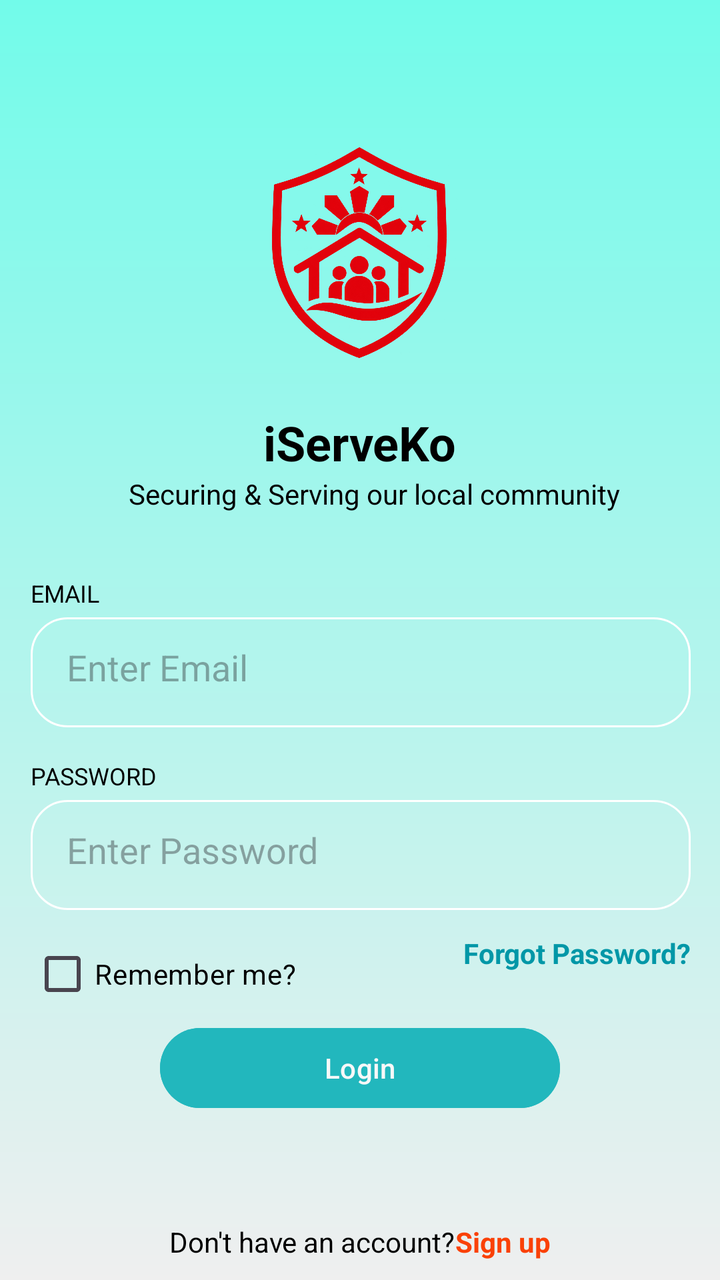
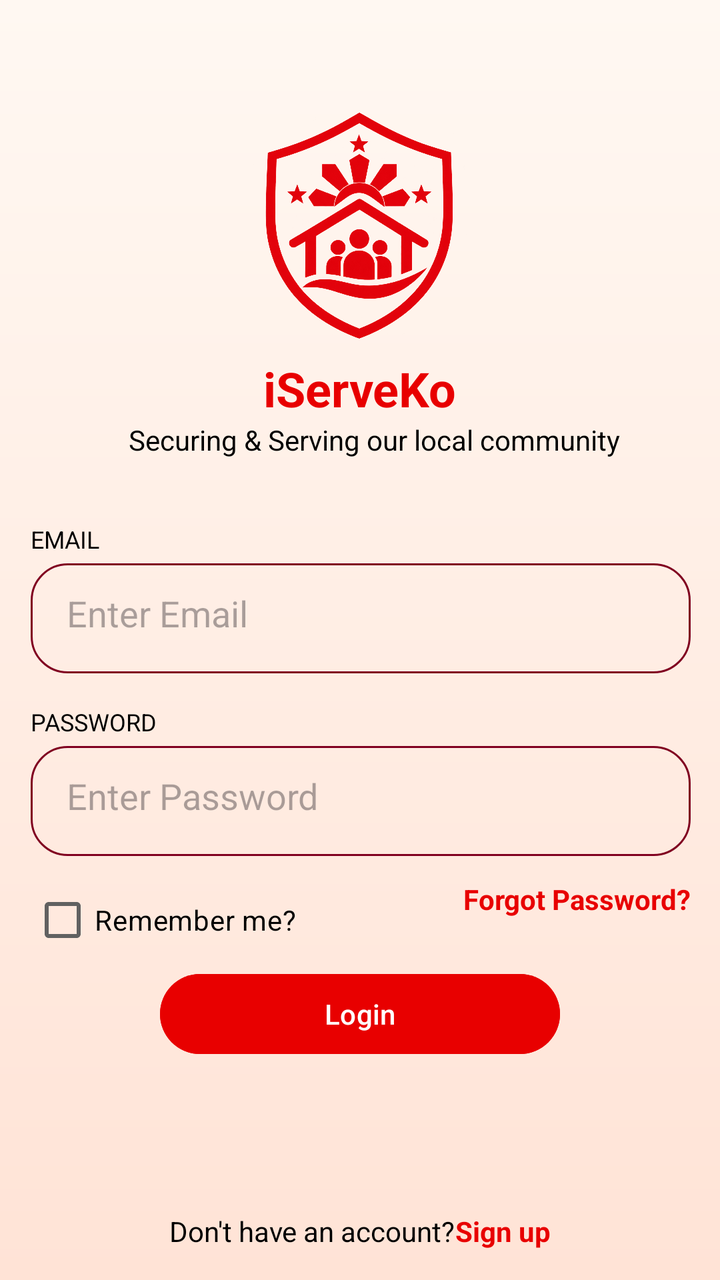

Two renders of the same Android screen: before a commit and after it. Below are the layout's source before the change and the commit's diff.
<!-- AndroidManifest.xml: application theme Theme.IServeKo -->
<!-- res/layout/activity_main.xml -->
<?xml version="1.0" encoding="utf-8"?>
<androidx.constraintlayout.widget.ConstraintLayout xmlns:android="http://schemas.android.com/apk/res/android"
    xmlns:app="http://schemas.android.com/apk/res-auto"
    xmlns:tools="http://schemas.android.com/tools"
    android:id="@+id/main"
    android:layout_width="match_parent"
    android:layout_height="match_parent"
    android:background="@drawable/designbrg"
    tools:context=".MainActivity">

    <ImageView
        android:id="@+id/imageView"
        android:layout_width="112dp"
        android:layout_height="157dp"
        android:layout_marginTop="48dp"
        android:contentDescription="@string/app_name"
        app:layout_constraintEnd_toEndOf="parent"
        app:layout_constraintHorizontal_bias="0.498"
        app:layout_constraintStart_toStartOf="parent"
        app:layout_constraintTop_toTopOf="parent"
        app:srcCompat="@drawable/iserveko_logo" />

    <TextView
        android:id="@+id/textView"
        android:layout_width="wrap_content"
        android:layout_height="wrap_content"
        android:text="@string/iserveko"
        android:textColor="#000000"
        android:textSize="24sp"
        android:textStyle="bold"
        app:layout_constraintEnd_toEndOf="parent"
        app:layout_constraintStart_toStartOf="parent"
        app:layout_constraintTop_toBottomOf="@+id/imageView" />

    <TextView
        android:id="@+id/catchphraseText"
        android:layout_width="wrap_content"
        android:layout_height="wrap_content"
        android:text="@string/securing_serving"
        android:textColor="#000000"
        app:layout_constraintEnd_toEndOf="parent"
        app:layout_constraintHorizontal_bias="0.564"
        app:layout_constraintStart_toStartOf="parent"
        app:layout_constraintTop_toBottomOf="@+id/textView" />

    <TextView
        android:id="@+id/textView2"
        android:layout_width="wrap_content"
        android:layout_height="wrap_content"
        android:layout_marginTop="32dp"
        android:text="@string/username_label"
        android:textColor="#000000"
        android:textSize="12sp"
        app:layout_constraintStart_toStartOf="@+id/username_input"
        app:layout_constraintTop_toBottomOf="@+id/catchphraseText" />

    <EditText
        android:id="@+id/username_input"
        android:layout_width="330dp"
        android:layout_height="55dp"
        android:layout_marginTop="4dp"
        android:background="@drawable/rounded"
        android:ems="10"
        android:hint="@string/username_hint"
        android:importantForAutofill="no"
        android:inputType="text"
        android:padding="18dp"
        android:textColor="#000000"
        app:layout_constraintEnd_toEndOf="parent"
        app:layout_constraintHorizontal_bias="0.506"
        app:layout_constraintStart_toStartOf="parent"
        app:layout_constraintTop_toBottomOf="@+id/textView2" />

    <TextView
        android:id="@+id/textView3"
        android:layout_width="wrap_content"
        android:layout_height="wrap_content"
        android:layout_marginTop="16dp"
        android:text="@string/password_label"
        android:textColor="#000000"
        android:textSize="12sp"
        app:layout_constraintStart_toStartOf="@+id/password_input"
        app:layout_constraintTop_toBottomOf="@+id/username_input" />

    <EditText
        android:id="@+id/password_input"
        android:layout_width="330dp"
        android:layout_height="55dp"
        android:layout_marginTop="4dp"
        android:background="@drawable/rounded"
        android:ems="10"
        android:hint="@string/password_hint"
        android:importantForAutofill="no"
        android:inputType="textPassword"
        android:padding="18dp"
        android:textColor="#000000"
        app:layout_constraintEnd_toEndOf="parent"
        app:layout_constraintHorizontal_bias="0.506"
        app:layout_constraintStart_toStartOf="parent"
        app:layout_constraintTop_toBottomOf="@+id/textView3" />

    <CheckBox
        android:id="@+id/checkBox"
        android:layout_width="wrap_content"
        android:layout_height="wrap_content"
        android:layout_marginTop="8dp"
        android:text="@string/remember_me"
        android:textColor="#000000"
        app:layout_constraintStart_toStartOf="@+id/password_input"
        app:layout_constraintTop_toBottomOf="@+id/password_input" />

    <TextView
        android:id="@+id/forgotPasswordText"
        android:layout_width="wrap_content"
        android:layout_height="wrap_content"
        android:layout_marginTop="12dp"
        android:text="Forgot Password?"
        android:textColor="#0097A7"
        android:textSize="14sp"
        android:textStyle="bold"
        app:layout_constraintEnd_toEndOf="@+id/password_input"
        app:layout_constraintTop_toBottomOf="@+id/password_input" />

    <Button
        android:id="@+id/button"
        android:layout_width="200dp"
        android:layout_height="48dp"
        android:layout_marginTop="24dp"
        android:backgroundTint="#22B7BD"
        android:text="@string/login"
        android:textColor="#F8F8F8"
        app:layout_constraintEnd_toEndOf="parent"
        app:layout_constraintStart_toStartOf="parent"
        app:layout_constraintTop_toBottomOf="@+id/forgotPasswordText" />

    <LinearLayout
        android:layout_width="wrap_content"
        android:layout_height="wrap_content"
        android:layout_marginTop="15dp"
        android:gravity="center"
        android:orientation="horizontal"
        app:layout_constraintBottom_toBottomOf="parent"
        app:layout_constraintEnd_toEndOf="parent"
        app:layout_constraintStart_toStartOf="parent"
        app:layout_constraintTop_toBottomOf="@+id/button"
        app:layout_constraintVertical_bias="0.8">

        <TextView
            android:layout_width="wrap_content"
            android:layout_height="wrap_content"
            android:text="@string/dont_have_account"
            android:textColor="#000000"
            android:textSize="14sp" />

        <TextView
            android:id="@+id/signupText"
            android:layout_width="wrap_content"
            android:layout_height="wrap_content"
            android:clickable="true"
            android:focusable="true"
            android:text="@string/sign_up"
            android:textColor="#FA4107"
            android:textSize="14sp"
            android:textStyle="bold" />
    </LinearLayout>

</androidx.constraintlayout.widget.ConstraintLayout>
<!-- resources referenced by this layout -->
<resources>
  <!-- drawable designbrg (drawable) -->
  <?xml version="1.0" encoding="utf-8"?>
  <shape xmlns:android="http://schemas.android.com/apk/res/android">
       <gradient android:type = "linear" android:angle="100"
           android:startColor="#72FBEA" android:endColor="#EFEFEF"/>
  </shape>
  <!-- drawable iserveko_logo: png bitmap (drawable, 601300 bytes) -->
  <!-- drawable rounded (drawable) -->
  <?xml version="1.0" encoding="utf-8"?>
  <shape xmlns:android="http://schemas.android.com/apk/res/android"
      android:shape="rectangle">
      <corners android:radius="18dp"/>
      <stroke android:width="1dp" android:color="@color/white"/>
  </shape>
  <string name="app_name">IServeKo</string>
  <string name="dont_have_account">Don\'t have an account? </string>
  <string name="iserveko">iServeKo</string>
  <string name="login">Login</string>
  <string name="password_hint">Enter Password</string>
  <string name="password_label">PASSWORD</string>
  <string name="remember_me">Remember me?</string>
  <string name="securing_serving">Securing &amp; Serving our local community</string>
  <string name="sign_up">Sign up</string>
  <string name="username_hint">Enter Email</string>
  <string name="username_label">EMAIL</string>
  <style name="Theme.IServeKo" parent="Base.Theme.IServeKo" />
  <color name="white">#FFFFFFFF</color>
  <style name="Base.Theme.IServeKo" parent="Theme.Material3.DayNight.NoActionBar">
          
          
      </style>
</resources>

<!-- the commit's change to res/layout/activity_main.xml (unified diff, before → after) -->
@@ -5,13 +5,13 @@
     android:id="@+id/main"
     android:layout_width="match_parent"
     android:layout_height="match_parent"
-    android:background="@drawable/designbrg"
+    android:background="@drawable/designbrg_v2"
     tools:context=".MainActivity">
 
     <ImageView
         android:id="@+id/imageView"
-        android:layout_width="112dp"
-        android:layout_height="157dp"
+        android:layout_width="120dp"
+        android:layout_height="130dp"
         android:layout_marginTop="48dp"
         android:contentDescription="@string/app_name"
         app:layout_constraintEnd_toEndOf="parent"
@@ -25,7 +25,7 @@
         android:layout_width="wrap_content"
         android:layout_height="wrap_content"
         android:text="@string/iserveko"
-        android:textColor="#000000"
+        android:textColor="#E80000"
         android:textSize="24sp"
         android:textStyle="bold"
         app:layout_constraintEnd_toEndOf="parent"
@@ -115,7 +115,7 @@
         android:layout_height="wrap_content"
         android:layout_marginTop="12dp"
         android:text="Forgot Password?"
-        android:textColor="#0097A7"
+        android:textColor="#E80000"
         android:textSize="14sp"
         android:textStyle="bold"
         app:layout_constraintEnd_toEndOf="@+id/password_input"
@@ -126,9 +126,9 @@
         android:layout_width="200dp"
         android:layout_height="48dp"
         android:layout_marginTop="24dp"
-        android:backgroundTint="#22B7BD"
+        android:backgroundTint="#E80000"
         android:text="@string/login"
-        android:textColor="#F8F8F8"
+        android:textColor="#FFFFFFFF"
         app:layout_constraintEnd_toEndOf="parent"
         app:layout_constraintStart_toStartOf="parent"
         app:layout_constraintTop_toBottomOf="@+id/forgotPasswordText" />
@@ -159,7 +159,7 @@
             android:clickable="true"
             android:focusable="true"
             android:text="@string/sign_up"
-            android:textColor="#FA4107"
+            android:textColor="#E80000"
             android:textSize="14sp"
             android:textStyle="bold" />
     </LinearLayout>
<!-- resource entries referenced after the edit -->
@@ -1,10 +1,10 @@
 <!-- resources referenced by this layout -->
 <resources>
-  <!-- drawable designbrg (drawable) -->
+  <!-- drawable designbrg_v2 (drawable) -->
   <?xml version="1.0" encoding="utf-8"?>
   <shape xmlns:android="http://schemas.android.com/apk/res/android">
-       <gradient android:type = "linear" android:angle="100"
-           android:startColor="#72FBEA" android:endColor="#EFEFEF"/>
+      <gradient android:type = "linear" android:angle="100"
+          android:startColor="#FFF8F2" android:endColor="#FFE3D6"/>
   </shape>
   <!-- drawable iserveko_logo: png bitmap (drawable, 601300 bytes) -->
   <!-- drawable rounded (drawable) -->
@@ -12,7 +12,7 @@
   <shape xmlns:android="http://schemas.android.com/apk/res/android"
       android:shape="rectangle">
       <corners android:radius="18dp"/>
-      <stroke android:width="1dp" android:color="@color/white"/>
+      <stroke android:width="1dp" android:color="#800020"/>
   </shape>
   <string name="app_name">IServeKo</string>
   <string name="dont_have_account">Don\'t have an account? </string>
@@ -27,9 +27,38 @@
   <string name="username_label">EMAIL</string>
   <style name="Theme.IServeKo" parent="Base.Theme.IServeKo" />
   <color name="white">#FFFFFFFF</color>
+  <color name="surface">#FFFFFF</color>
+  <color name="onSurface">#1C1B1F</color>
+  <color name="surfaceVariant">#F5F5F5</color>
+  <color name="onSurfaceVariant">#616161</color>
   <style name="Base.Theme.IServeKo" parent="Theme.Material3.DayNight.NoActionBar">
-          
-          
+          <item name="colorPrimary">@color/primary</item>
+          <item name="colorOnPrimary">@color/onPrimary</item>
+          <item name="colorPrimaryContainer">@color/primaryContainer</item>
+          <item name="colorOnPrimaryContainer">@color/onPrimaryContainer</item>
+  
+          <item name="colorSecondary">@color/secondary</item>
+          <item name="colorOnSecondary">@color/onSecondary</item>
+          <item name="colorSecondaryContainer">@color/secondaryContainer</item>
+          <item name="colorOnSecondaryContainer">@color/onSecondaryContainer</item>
+  
+          <item name="android:colorBackground">@color/white</item>
+          <item name="colorSurface">@color/surface</item>
+          <item name="colorOnSurface">@color/onSurface</item>
+          <item name="colorSurfaceVariant">@color/surfaceVariant</item>
+          <item name="colorOnSurfaceVariant">@color/onSurfaceVariant</item>
+  
+          <item name="android:statusBarColor">#F44336</item>
+          <item name="android:windowLightStatusBar">false</item>
+          <item name="android:navigationBarColor">@color/white</item>
       </style>
+  <color name="primary">#F44336</color>
+  <color name="onPrimary">#FFFFFF</color>
+  <color name="primaryContainer">#FFEBEE</color>
+  <color name="onPrimaryContainer">#C62828</color>
+  <color name="secondary">#F44336</color>
+  <color name="onSecondary">#FFFFFF</color>
+  <color name="secondaryContainer">#FFEBEE</color>
+  <color name="onSecondaryContainer">#C62828</color>
 </resources>
 
